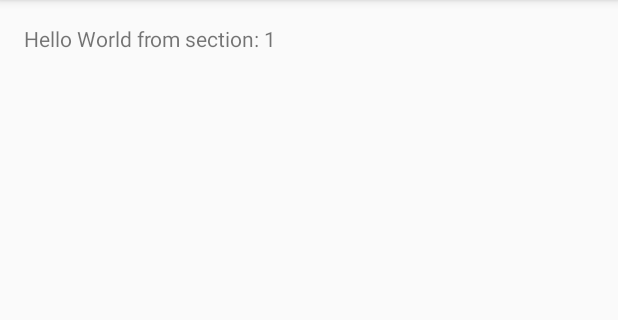
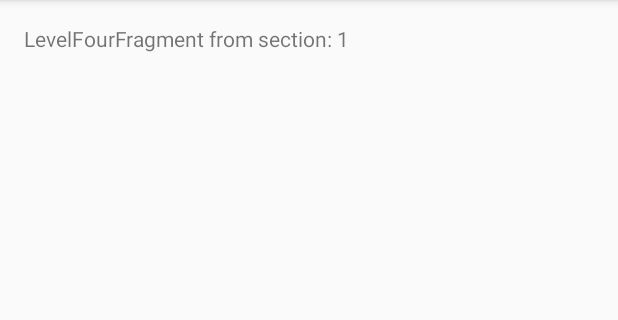
Before and after one commit to zhxhcoder/XFragment, an Android app: the screen it shows after launch (MainActivity), on a phone screen of 412 x 824 dp, the part 96-416 px from its top. Run offline under Robolectric (Android 15) with nearby library versions, the phone set to English and light mode, and no system bars.

Commit message:
Level test

```diff
--- a/app/src/main/java/com/zhxh/xfragment/LevelFourFragment.java
+++ b/app/src/main/java/com/zhxh/xfragment/LevelFourFragment.java
@@ -1,7 +1,36 @@
 package com.zhxh.xfragment;
+
+import android.os.Bundle;
+import android.support.v4.app.Fragment;
+import android.view.LayoutInflater;
+import android.view.View;
+import android.view.ViewGroup;
+import android.widget.TextView;
 
 /**
  * Created by zhxh on 2018/6/30
  */
-public class LevelFourFragment {
+public class LevelFourFragment extends Fragment {
+
+    private static final String ARG_SECTION_NUMBER = "section_number";
+
+    public LevelFourFragment() {
+    }
+
+    public static LevelFourFragment newInstance(int sectionNumber) {
+        LevelFourFragment fragment = new LevelFourFragment();
+        Bundle args = new Bundle();
+        args.putInt(ARG_SECTION_NUMBER, sectionNumber);
+        fragment.setArguments(args);
+        return fragment;
+    }
+
+    @Override
+    public View onCreateView(LayoutInflater inflater, ViewGroup container,
+                             Bundle savedInstanceState) {
+        View rootView = inflater.inflate(R.layout.fragment_main, container, false);
+        TextView textView = rootView.findViewById(R.id.section_label);
+        textView.setText("LevelFourFragment " + getString(R.string.section_format, getArguments().getInt(ARG_SECTION_NUMBER)));
+        return rootView;
+    }
 }
--- a/app/src/main/java/com/zhxh/xfragment/MainActivity.java
+++ b/app/src/main/java/com/zhxh/xfragment/MainActivity.java
@@ -131,7 +131,7 @@ public class MainActivity extends AppCompatActivity {
         public Fragment getItem(int position) {
             // getItem is called to instantiate the fragment for the given page.
             // Return a PlaceholderFragment (defined as a static inner class below).
-            return PlaceholderFragment.newInstance(position + 1);
+            return LevelFourFragment.newInstance(position + 1);
         }
 
         @Override
--- a/app/src/main/res/layout/fragment_main.xml
+++ b/app/src/main/res/layout/fragment_main.xml
@@ -4,8 +4,7 @@
     xmlns:tools="http://schemas.android.com/tools"
     android:id="@+id/constraintLayout"
     android:layout_width="match_parent"
-    android:layout_height="match_parent"
-    tools:context=".MainActivity$PlaceholderFragment">
+    android:layout_height="match_parent">
 
     <TextView
         android:id="@+id/section_label"
--- a/app/src/main/res/values/strings.xml
+++ b/app/src/main/res/values/strings.xml
@@ -1,5 +1,5 @@
 <resources>
     <string name="app_name">XFragment</string>
     <string name="action_settings">Settings</string>
-    <string name="section_format">Hello World from section: %1$d</string>
+    <string name="section_format">from section: %1$d</string>
 </resources>
```
